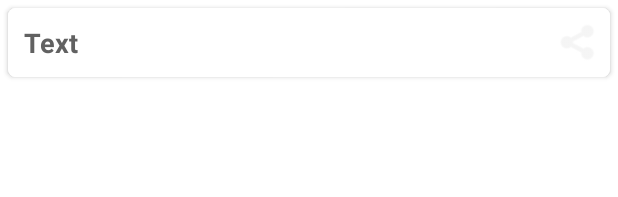
After one commit to siroJohnOdilla/MsgShareApp, an Android app: the layout list_item.xml on its own in the app's theme, with its tools: preview values and no code run, on a phone screen of 412 x 824 dp. The commit adds this screen. Shown: the top 197 px of the screen. Run offline under Robolectric (Android 15) with nearby library versions, the phone set to English and light mode, and no system bars.

Commit message:
fourth commit

```diff
--- a/app/src/main/res/layout/activity_main.xml
+++ b/app/src/main/res/layout/activity_main.xml
@@ -51,7 +51,7 @@
         app:layout_constraintHorizontal_bias="0.473"
         app:layout_constraintStart_toStartOf="parent"
         app:layout_constraintTop_toTopOf="parent"
-        app:layout_constraintVertical_bias="0.588" />
+        app:layout_constraintVertical_bias="0.588"/>
 
     <Button
         android:id="@+id/btnRecyclerViewDemo"
--- a/app/src/main/res/layout/hobbies_activity.xml
+++ b/app/src/main/res/layout/hobbies_activity.xml
@@ -1,6 +1,11 @@
 <?xml version="1.0" encoding="utf-8"?>
-<androidx.constraintlayout.widget.ConstraintLayout xmlns:android="http://schemas.android.com/apk/res/android"
+<androidx.appcompat.widget.LinearLayoutCompat xmlns:android="http://schemas.android.com/apk/res/android"
     android:layout_width="match_parent"
     android:layout_height="match_parent">
 
-</androidx.constraintlayout.widget.ConstraintLayout>
+    <androidx.recyclerview.widget.RecyclerView
+        android:id="@+id/recyclerView"
+        android:layout_width="match_parent"
+        android:layout_height="match_parent"></androidx.recyclerview.widget.RecyclerView>
+
+</androidx.appcompat.widget.LinearLayoutCompat>
--- /dev/null
+++ b/app/src/main/res/layout/list_item.xml
@@ -0,0 +1,41 @@
+<?xml version="1.0" encoding="utf-8"?>
+    <androidx.cardview.widget.CardView
+        xmlns:android="http://schemas.android.com/apk/res/android"
+        xmlns:card_view="http://schemas.android.com/apk/res-auto"
+        android:layout_width="match_parent"
+        android:layout_height="wrap_content"
+        android:layout_marginLeft="5dp"
+        android:layout_marginRight="5dp"
+        android:layout_marginTop="5dp"
+        card_view:cardCornerRadius="5dp">
+
+        <androidx.appcompat.widget.LinearLayoutCompat
+            xmlns:app="http://schemas.android.com/apk/res-auto"
+            xmlns:tools="http://schemas.android.com/tools"
+            android:layout_width="match_parent"
+            android:layout_height="match_parent"
+            android:background="@color/white"
+            android:baselineAligned="false"
+            android:orientation="horizontal"
+            android:padding="5dp">
+
+            <TextView
+                android:id="@+id/textView"
+                android:layout_width="wrap_content"
+                android:layout_height="wrap_content"
+                android:layout_margin="5dp"
+                android:layout_weight="1"
+                android:text="Text"
+                android:textColor="#616161"
+                android:textSize="18sp"
+                android:textStyle="bold"/>
+
+            <ImageView
+                android:id="@+id/imgShare"
+                android:layout_width="30dp"
+                android:layout_height="match_parent"
+                android:layout_gravity="center"
+                android:src="@android:drawable/ic_menu_share"
+                app:tint="#eeeeee" />
+        </androidx.appcompat.widget.LinearLayoutCompat>
+</androidx.cardview.widget.CardView>
```
